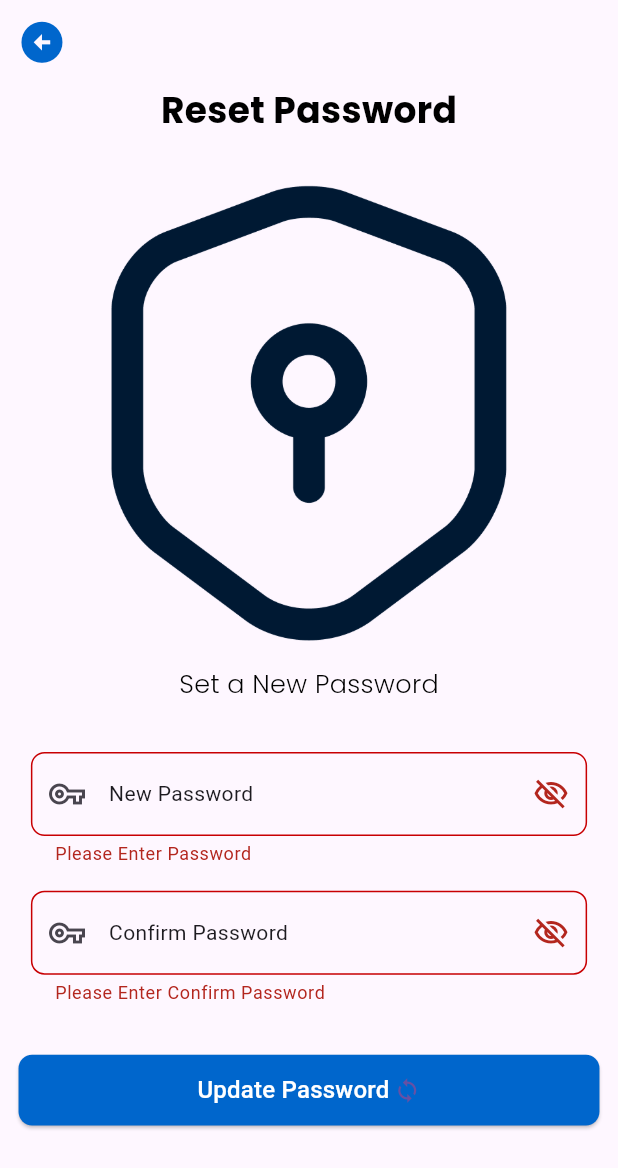
After one commit to EsraaEhab153/fcit_edutrack, a Flutter app: the ResetPasswordScreen screen opened by its route, after a tap on "Update Password", on a phone screen of 412 x 824 dp. The commit adds this screen. Shown: the top 1168 px of the screen. Run offline on Flutter 3.47's test engine with Material 3 defaults, Android fonts, the phone set to English and light mode, and no system bars; our stand-ins replace animated_splash_screen, google_fonts, lottie, page_transition.

Commit message:
finished Password Reset screen UI

```diff
--- a/lib/auth/login_screen.dart
+++ b/lib/auth/login_screen.dart
@@ -16,12 +16,8 @@ class LoginScreen extends StatefulWidget {
 }
 
 class _RegisterScreenState extends State<LoginScreen> {
-  TextEditingController nameController = TextEditingController();
 
   TextEditingController passwordController = TextEditingController();
-
-  TextEditingController confirmPasswordController = TextEditingController();
-
   TextEditingController emailController = TextEditingController();
 
   final _formKey = GlobalKey<FormState>();
--- a/lib/main.dart
+++ b/lib/main.dart
@@ -5,6 +5,7 @@ import 'package:fci_edutrack/screens/camera_permission_screen.dart';
 import 'package:fci_edutrack/screens/explain_screens.dart';
 import 'package:fci_edutrack/screens/password/forget_password_screen.dart';
 import 'package:fci_edutrack/screens/password/pass_confirm_code_screen.dart';
+import 'package:fci_edutrack/screens/password/reset_password_screen.dart';
 import 'package:fci_edutrack/screens/register_attendance.dart';
 import 'package:fci_edutrack/screens/splash_screen.dart';
 import 'package:flutter/material.dart';
@@ -37,6 +38,7 @@ class MyApp extends StatelessWidget {
             const LoginOrRegisterScreen(),
         PasswordConfirmationCode.routeName: (context) =>
             const PasswordConfirmationCode(),
+        ResetPasswordScreen.routeName: (context) => ResetPasswordScreen()
       },
     );
   }
--- a/lib/screens/password/pass_confirm_code_screen.dart
+++ b/lib/screens/password/pass_confirm_code_screen.dart
@@ -1,5 +1,6 @@
 import 'package:fci_edutrack/modules/custom_button_widget.dart';
 import 'package:fci_edutrack/modules/custom_confirmation_cell.dart';
+import 'package:fci_edutrack/screens/password/reset_password_screen.dart';
 import 'package:fci_edutrack/style/my_theme_data.dart';
 import 'package:flutter/material.dart';
 
@@ -50,7 +51,9 @@ class PasswordConfirmationCode extends StatelessWidget {
             SizedBox(height: MediaQuery.of(context).size.height * 0.02),
             CustomButtonWidget(
               label: 'Confirm',
-              buttonFunction: () {},
+              buttonFunction: () {
+                Navigator.pushNamed(context, ResetPasswordScreen.routeName);
+              },
               buttonIcon: Icons.check_circle_outline,
             ),
             SizedBox(height: MediaQuery.of(context).size.height * 0.02),
--- /dev/null
+++ b/lib/screens/password/reset_password_screen.dart
@@ -0,0 +1,146 @@
+import 'package:fci_edutrack/style/my_theme_data.dart';
+import 'package:flutter/material.dart';
+
+import '../../modules/custom_text_formfield.dart';
+import '../../style/my_app_colors.dart';
+
+class ResetPasswordScreen extends StatelessWidget {
+  static const String routeName = 'reset_password';
+
+  final _formKey = GlobalKey<FormState>();
+  TextEditingController passwordController = TextEditingController();
+  TextEditingController confirmPasswordController = TextEditingController();
+
+  ResetPasswordScreen({super.key});
+
+  @override
+  Widget build(BuildContext context) {
+    return Scaffold(
+      appBar: AppBar(
+        backgroundColor: Colors.transparent,
+        elevation: 0,
+        leading: IconButton(
+            onPressed: () {
+              Navigator.pop(context);
+            },
+            icon: Icon(
+              Icons.arrow_circle_left,
+              color: MyAppColors.primaryColor,
+              size: MediaQuery.of(context).size.height * 0.04,
+            )),
+      ),
+      body: SingleChildScrollView(
+        child: Center(
+          child: Column(
+            children: [
+              Text(
+                'Reset Password',
+                style: MyThemeData.lightModeStyle.textTheme.bodyMedium,
+              ),
+              SizedBox(
+                height: MediaQuery.of(context).size.height * 0.02,
+              ),
+              Image.asset(
+                'assets/images/reset_password_logo.png',
+                width: MediaQuery.of(context).size.width * 0.9,
+                height: MediaQuery.of(context).size.height * 0.41,
+              ),
+              Text(
+                'Set a New Password',
+                style: MyThemeData.lightModeStyle.textTheme.bodySmall!.copyWith(
+                  fontWeight: FontWeight.w300,
+                ),
+              ),
+              Form(
+                key: _formKey,
+                child: Padding(
+                  padding: EdgeInsets.symmetric(
+                      horizontal: MediaQuery.of(context).size.width * 0.03),
+                  child: Column(
+                    crossAxisAlignment: CrossAxisAlignment.start,
+                    children: [
+                      SizedBox(
+                        height: MediaQuery.of(context).size.height * 0.03,
+                      ),
+                      CustomTextFormField(
+                        label: 'New Password',
+                        preIcon: Icons.vpn_key_outlined,
+                        sufIcon: Icons.visibility_off_outlined,
+                        controller: passwordController,
+                        validator: (text) {
+                          if (text == null || text.trim().isEmpty) {
+                            return 'Please Enter Password';
+                          }
+                          if (text.length < 6) {
+                            return 'Password must be at least 6 chars.';
+                          }
+                          return null;
+                        },
+                        obscureText: true,
+                      ),
+                      CustomTextFormField(
+                        label: 'Confirm Password',
+                        preIcon: Icons.vpn_key_outlined,
+                        sufIcon: Icons.visibility_off_outlined,
+                        controller: confirmPasswordController,
+                        validator: (text) {
+                          if (text == null || text.trim().isEmpty) {
+                            return 'Please Enter Confirm Password';
+                          }
+                          if (text != passwordController.text) {
+                            return "The Confirm password doesn't match Password";
+                          }
+                          return null;
+                        },
+                        obscureText: true,
+                      ),
+                      SizedBox(
+                        height: MediaQuery.of(context).size.height * 0.03,
+                      ),
+                      ElevatedButton(
+                        onPressed: () {
+                          updatePassword();
+                        },
+                        style: ElevatedButton.styleFrom(
+                            backgroundColor: MyAppColors.primaryColor,
+                            padding: EdgeInsets.symmetric(
+                                vertical:
+                                    MediaQuery.of(context).size.height * 0.014,
+                                horizontal:
+                                    MediaQuery.of(context).size.width * 0.02),
+                            shape: RoundedRectangleBorder(
+                                borderRadius: BorderRadius.circular(
+                                    MediaQuery.of(context).size.width *
+                                        0.022))),
+                        child: Row(
+                          mainAxisAlignment: MainAxisAlignment.center,
+                          children: [
+                            Text(
+                              'Update Password',
+                              style: Theme.of(context)
+                                  .textTheme
+                                  .titleMedium!
+                                  .copyWith(color: MyAppColors.whiteColor),
+                            ),
+                            SizedBox(
+                              width: MediaQuery.of(context).size.width * 0.007,
+                            ),
+                            const Icon(Icons.sync),
+                          ],
+                        ),
+                      ),
+                    ],
+                  ),
+                ),
+              ),
+            ],
+          ),
+        ),
+      ),
+    );
+  }
+
+  void updatePassword() async {
+    if (_formKey.currentState?.validate() == true) {}
+  }
+}
```
Also changed, not shown: assets/images/reset_password_logo.png (added).
